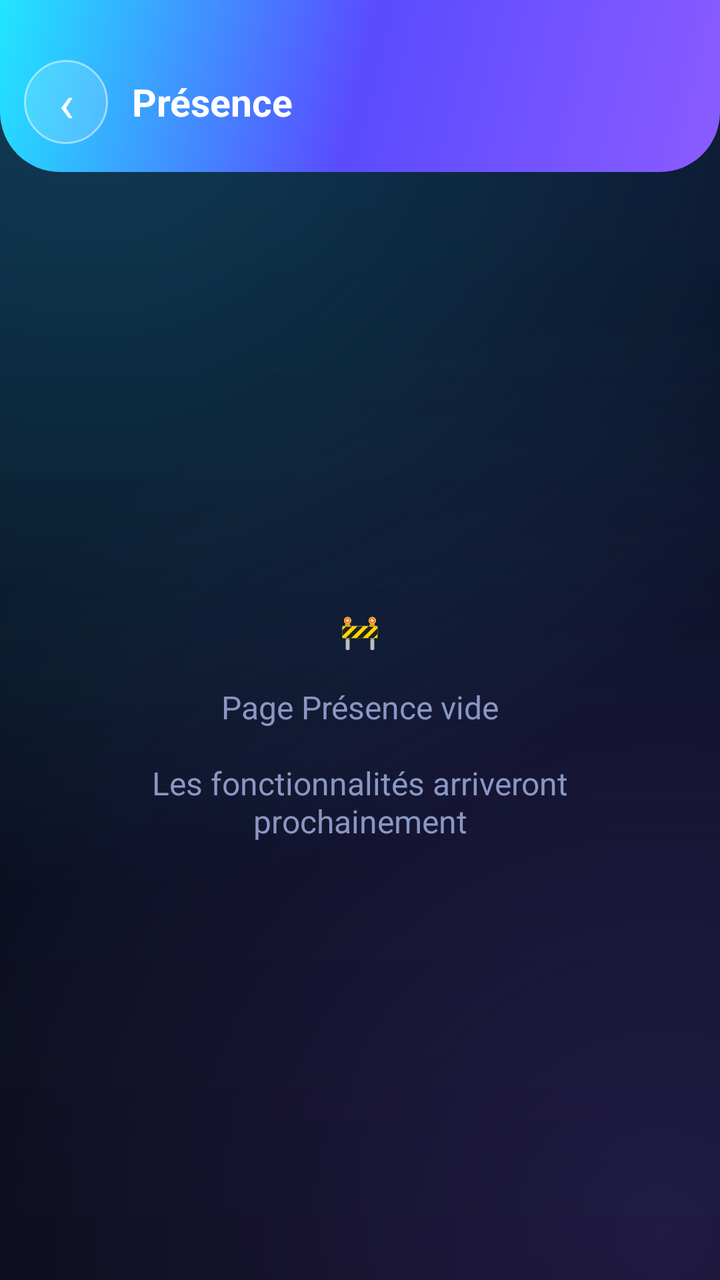
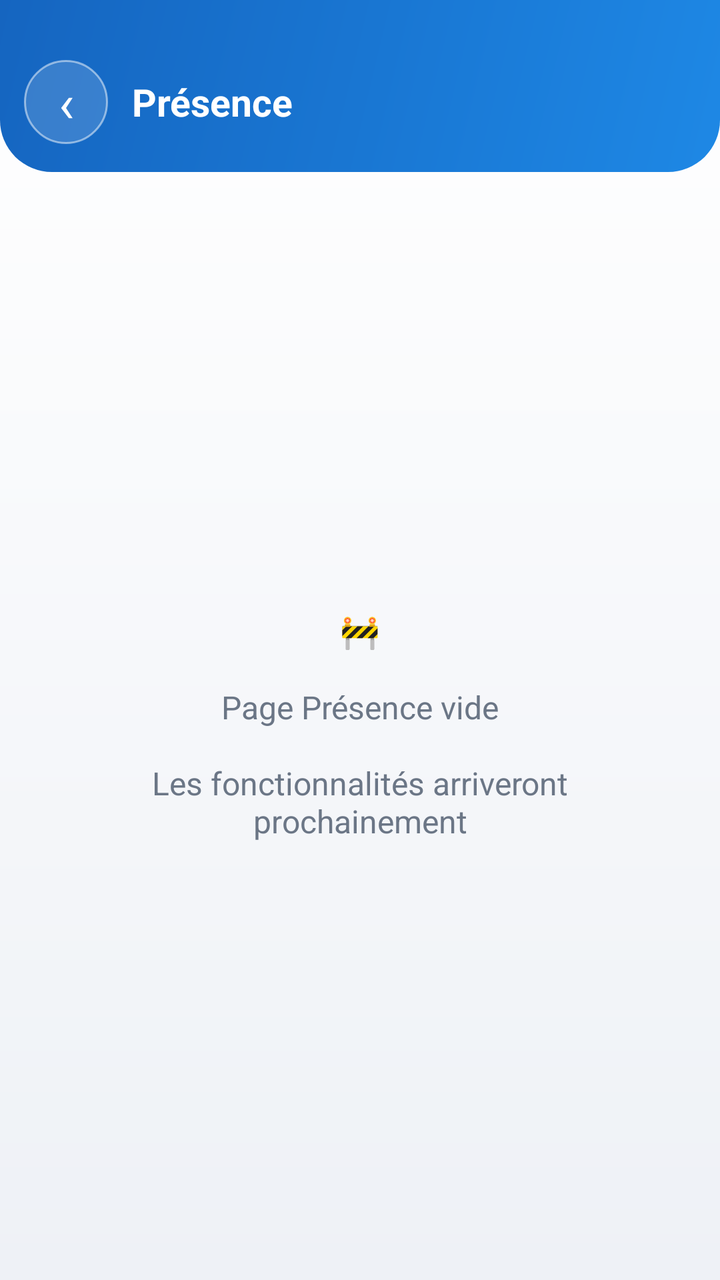

Screens rendered from an Android XML layout before and after an edit, with the pre-edit source and the edit as a unified diff.
<!-- AndroidManifest.xml: application theme Theme.AluManager -->
<!-- res/layout/activity_presence.xml -->
<?xml version="1.0" encoding="utf-8"?>
<LinearLayout xmlns:android="http://schemas.android.com/apk/res/android"
    android:layout_width="match_parent"
    android:layout_height="match_parent"
    android:background="@drawable/bg_space"
    android:orientation="vertical">

    <LinearLayout
        android:layout_width="match_parent"
        android:layout_height="wrap_content"
        android:background="@drawable/hero_bg"
        android:gravity="center_vertical"
        android:orientation="horizontal"
        android:paddingHorizontal="12dp"
        android:paddingTop="30dp"
        android:paddingBottom="14dp">

        <TextView
            android:id="@+id/btnBack"
            android:layout_width="42dp"
            android:layout_height="42dp"
            android:background="@drawable/avatar_circle"
            android:gravity="center"
            android:text="‹"
            android:textColor="#FFFFFF"
            android:textSize="26sp" />

        <TextView
            android:layout_width="0dp"
            android:layout_height="wrap_content"
            android:layout_marginStart="12dp"
            android:layout_weight="1"
            android:text="Présence"
            android:textColor="#FFFFFF"
            android:textSize="19sp"
            android:textStyle="bold" />
    </LinearLayout>

    <TextView
        android:layout_width="match_parent"
        android:layout_height="0dp"
        android:layout_weight="1"
        android:gravity="center"
        android:padding="24dp"
        android:text="🚧\n\nPage Présence vide\n\nLes fonctionnalités arriveront prochainement"
        android:textColor="#8A97C2"
        android:textSize="16sp" />

</LinearLayout>
<!-- resources referenced by this layout -->
<resources>
  <!-- drawable avatar_circle (drawable) -->
  <?xml version="1.0" encoding="utf-8"?>
  <shape xmlns:android="http://schemas.android.com/apk/res/android" android:shape="oval">
      <solid android:color="#26FFFFFF" />
      <stroke android:width="1dp" android:color="#80FFFFFF" />
  </shape>
  <!-- drawable bg_space (drawable) -->
  <?xml version="1.0" encoding="utf-8"?>
  <layer-list xmlns:android="http://schemas.android.com/apk/res/android">
      <item>
          <shape android:shape="rectangle">
              <gradient
                  android:angle="270"
                  android:startColor="#0C1430"
                  android:centerColor="#080E1F"
                  android:endColor="#060912" />
          </shape>
      </item>
      
      <item>
          <shape android:shape="rectangle">
              <gradient
                  android:type="radial"
                  android:centerX="0.12"
                  android:centerY="0.04"
                  android:gradientRadius="420dp"
                  android:startColor="#3321E6FF"
                  android:endColor="#0021E6FF" />
          </shape>
      </item>
      
      <item>
          <shape android:shape="rectangle">
              <gradient
                  android:type="radial"
                  android:centerX="0.92"
                  android:centerY="0.96"
                  android:gradientRadius="460dp"
                  android:startColor="#338B5CFF"
                  android:endColor="#008B5CFF" />
          </shape>
      </item>
  </layer-list>
  <!-- drawable hero_bg (drawable) -->
  <?xml version="1.0" encoding="utf-8"?>
  <shape xmlns:android="http://schemas.android.com/apk/res/android" android:shape="rectangle">
      <gradient
          android:angle="135"
          android:startColor="#8B5CFF"
          android:centerColor="#5A4BFF"
          android:endColor="#21E6FF" />
      <corners
          android:bottomLeftRadius="30dp"
          android:bottomRightRadius="30dp" />
  </shape>
  <style name="Theme.AluManager" parent="Theme.MaterialComponents.NoActionBar">
          <item name="colorPrimary">@color/neon_violet</item>
          <item name="colorPrimaryVariant">@color/neon_cyan</item>
          <item name="colorOnPrimary">#08101F</item>
          <item name="colorAccent">@color/neon_cyan</item>
          <item name="android:windowBackground">@color/bg_deep</item>
          <item name="android:statusBarColor">@android:color/transparent</item>
          <item name="android:navigationBarColor">@color/bg_deep</item>
          <item name="android:windowLightStatusBar">false</item>
          <item name="android:colorBackground">@color/bg_deep</item>
      </style>
  <color name="neon_violet">#8B5CFF</color>
  <color name="neon_cyan">#21E6FF</color>
  <color name="bg_deep">#060912</color>
</resources>

<!-- the commit's change to res/layout/activity_presence.xml (unified diff, before → after) -->
@@ -43,7 +43,7 @@
         android:gravity="center"
         android:padding="24dp"
         android:text="🚧\n\nPage Présence vide\n\nLes fonctionnalités arriveront prochainement"
-        android:textColor="#8A97C2"
+        android:textColor="#6B7686"
         android:textSize="16sp" />
 
 </LinearLayout>
<!-- resource entries referenced after the edit -->
@@ -8,57 +8,28 @@
   </shape>
   <!-- drawable bg_space (drawable) -->
   <?xml version="1.0" encoding="utf-8"?>
-  <layer-list xmlns:android="http://schemas.android.com/apk/res/android">
-      <item>
-          <shape android:shape="rectangle">
-              <gradient
-                  android:angle="270"
-                  android:startColor="#0C1430"
-                  android:centerColor="#080E1F"
-                  android:endColor="#060912" />
-          </shape>
-      </item>
-      
-      <item>
-          <shape android:shape="rectangle">
-              <gradient
-                  android:type="radial"
-                  android:centerX="0.12"
-                  android:centerY="0.04"
-                  android:gradientRadius="420dp"
-                  android:startColor="#3321E6FF"
-                  android:endColor="#0021E6FF" />
-          </shape>
-      </item>
-      
-      <item>
-          <shape android:shape="rectangle">
-              <gradient
-                  android:type="radial"
-                  android:centerX="0.92"
-                  android:centerY="0.96"
-                  android:gradientRadius="460dp"
-                  android:startColor="#338B5CFF"
-                  android:endColor="#008B5CFF" />
-          </shape>
-      </item>
-  </layer-list>
+  <shape xmlns:android="http://schemas.android.com/apk/res/android" android:shape="rectangle">
+      <gradient
+          android:angle="270"
+          android:startColor="#FFFFFF"
+          android:endColor="#EEF1F6" />
+  </shape>
   <!-- drawable hero_bg (drawable) -->
   <?xml version="1.0" encoding="utf-8"?>
   <shape xmlns:android="http://schemas.android.com/apk/res/android" android:shape="rectangle">
       <gradient
           android:angle="135"
-          android:startColor="#8B5CFF"
-          android:centerColor="#5A4BFF"
-          android:endColor="#21E6FF" />
+          android:startColor="#1E88E5"
+          android:centerColor="#1976D2"
+          android:endColor="#1565C0" />
       <corners
-          android:bottomLeftRadius="30dp"
-          android:bottomRightRadius="30dp" />
+          android:bottomLeftRadius="26dp"
+          android:bottomRightRadius="26dp" />
   </shape>
-  <style name="Theme.AluManager" parent="Theme.MaterialComponents.NoActionBar">
+  <style name="Theme.AluManager" parent="Theme.MaterialComponents.Light.NoActionBar">
           <item name="colorPrimary">@color/neon_violet</item>
           <item name="colorPrimaryVariant">@color/neon_cyan</item>
-          <item name="colorOnPrimary">#08101F</item>
+          <item name="colorOnPrimary">#FFFFFF</item>
           <item name="colorAccent">@color/neon_cyan</item>
           <item name="android:windowBackground">@color/bg_deep</item>
           <item name="android:statusBarColor">@android:color/transparent</item>
@@ -66,8 +37,8 @@
           <item name="android:windowLightStatusBar">false</item>
           <item name="android:colorBackground">@color/bg_deep</item>
       </style>
-  <color name="neon_violet">#8B5CFF</color>
-  <color name="neon_cyan">#21E6FF</color>
-  <color name="bg_deep">#060912</color>
+  <color name="neon_violet">#1565C0</color>
+  <color name="neon_cyan">#1E88E5</color>
+  <color name="bg_deep">#F4F6F9</color>
 </resources>
 
